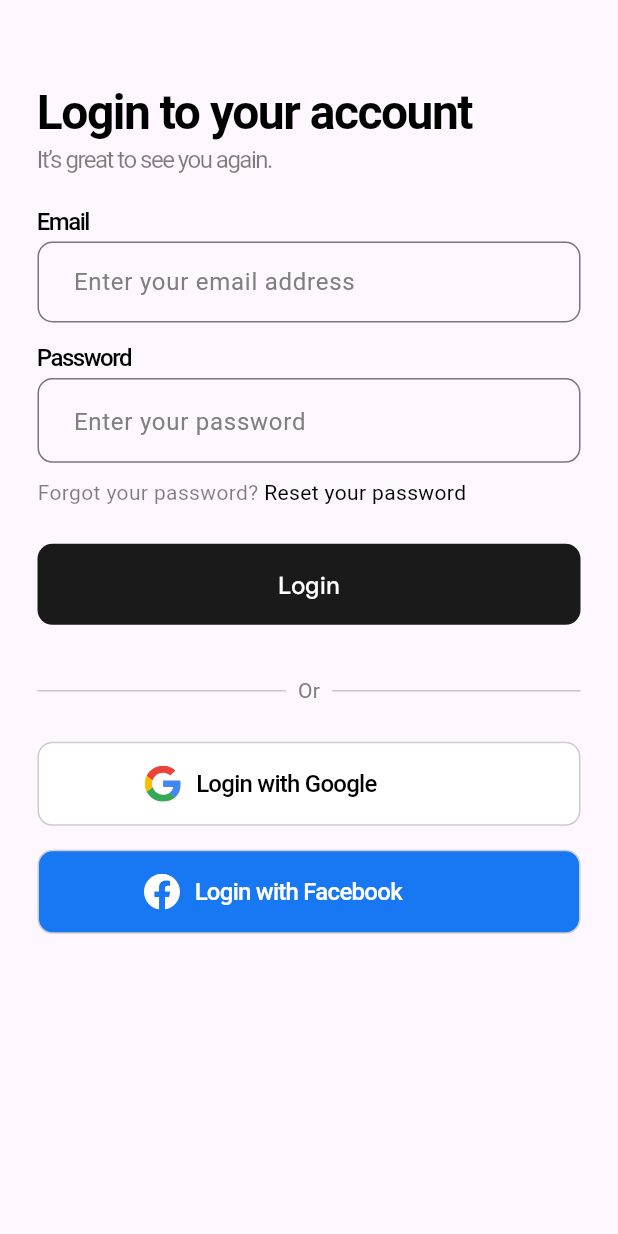
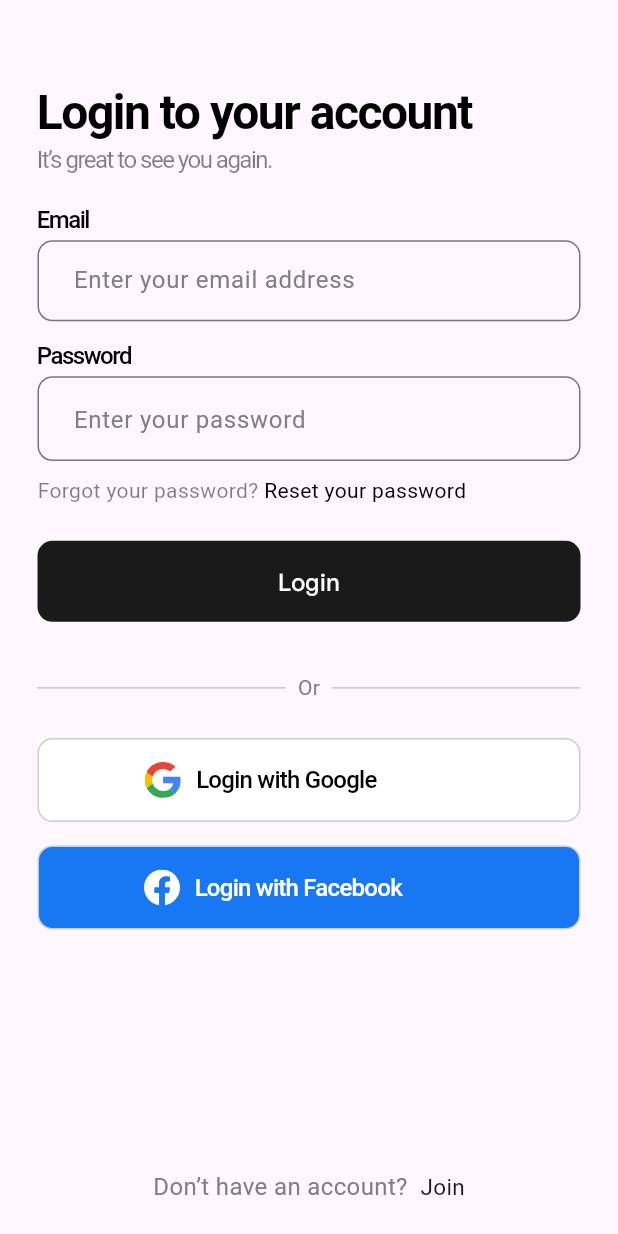
Before and after one commit to ASHavkatov/store_app, a Flutter app: the LoginView screen opened by its route, on a phone screen of 412 x 824 dp. Run offline on Flutter 3.47's test engine with Material 3 defaults, Android fonts, the phone set to English and light mode, and no system bars; our stand-ins replace dio, flutter_screenutil, flutter_secure_storage, flutter_svg, go_router; accounts and stored records are empty.

Commit message:
some changes

```diff
--- a/lib/login_sign_up/login/login_view.dart
+++ b/lib/login_sign_up/login/login_view.dart
@@ -1,5 +1,6 @@
 import 'package:flutter/gestures.dart';
 import 'package:flutter/material.dart';
+import 'package:flutter_screenutil/flutter_screenutil.dart';
 import 'package:flutter_svg/flutter_svg.dart';
 import 'package:go_router/go_router.dart';
 import 'package:store_app/core/presentations/store_app_form_field.dart';
@@ -30,14 +31,14 @@ class LoginView extends StatelessWidget {
               size: 32,
               fontWeight: FontWeight.w600,
             ),
-            SizedBox(height: 8),
+            SizedBox(height: 8.h),
             StoreAppText(
               title: "It’s great to see you again.",
               color: Colors.black.withValues(alpha: 0.5),
               size: 16,
               fontWeight: FontWeight.w400,
             ),
-            SizedBox(height: 25),
+            SizedBox(height: 25.h),
             StoreAppFormField(
               title: 'Email',
               hintText: "Enter your email address",
@@ -46,7 +47,7 @@ class LoginView extends StatelessWidget {
               controller: emailController,
               size: 16,
             ),
-            SizedBox(height: 16),
+            SizedBox(height: 16.h),
             StoreAppFormField(
               title: "Password",
               hintText: "Enter your password",
@@ -56,7 +57,7 @@ class LoginView extends StatelessWidget {
               size: 16,
               suffix: SvgPicture.asset('assets/icons/store_app_hide.svg'),
             ),
-            SizedBox(height: 10),
+            SizedBox(height: 10.h),
             Row(
               children: [
                 Text(
@@ -82,7 +83,7 @@ class LoginView extends StatelessWidget {
                 ),
               ],
             ),
-            SizedBox(height: 24),
+            SizedBox(height: 24.h),
             StoreFloatingButton(
               text: "Login",
               arrow: false,
@@ -103,21 +104,21 @@ class LoginView extends StatelessWidget {
                 const Expanded(child: Divider()),
               ],
             ),
-            SizedBox(height: 24),
+            SizedBox(height: 24.h),
             StoreSignUpContainer(
               color: Colors.white,
               title: "Login with Google",
               svg: "assets/icons/store_app_google.svg",
               fontColor: Colors.black,
             ),
-            SizedBox(height: 16),
+            SizedBox(height: 16.h),
             StoreSignUpContainer(
               color: AppColors.darkBlue,
               title: "Login with Facebook",
               svg: "assets/icons/store_app_facebook.svg",
               fontColor: Colors.white,
             ),
-            SizedBox(height: 212),
+            SizedBox(height: 164.h),
             Center(
               child: Text.rich(
                 TextSpan(
--- a/lib/main.dart
+++ b/lib/main.dart
@@ -1,4 +1,5 @@
 import 'package:flutter/material.dart';
+import 'package:flutter_screenutil/flutter_screenutil.dart';
 import 'package:store_app/core/routing/router.dart';
 
 
@@ -11,6 +12,7 @@ class MyApp extends StatelessWidget {
 
   @override
   Widget build(BuildContext context) {
+    ScreenUtil.init(context, designSize: const Size(390, 844));
     return MaterialApp.router(
       debugShowCheckedModeBanner: false,
       routerConfig: router,
--- a/pubspec.yaml
+++ b/pubspec.yaml
@@ -16,6 +16,7 @@ dependencies:
   go_router: ^14.8.1
   dio: ^5.8.0+1
   flutter_secure_storage: ^9.2.4
+  flutter_screenutil: ^5.9.3
 
 dev_dependencies:
   flutter_test:
```
Also changed, not shown: pubspec.lock, 3 other files.
